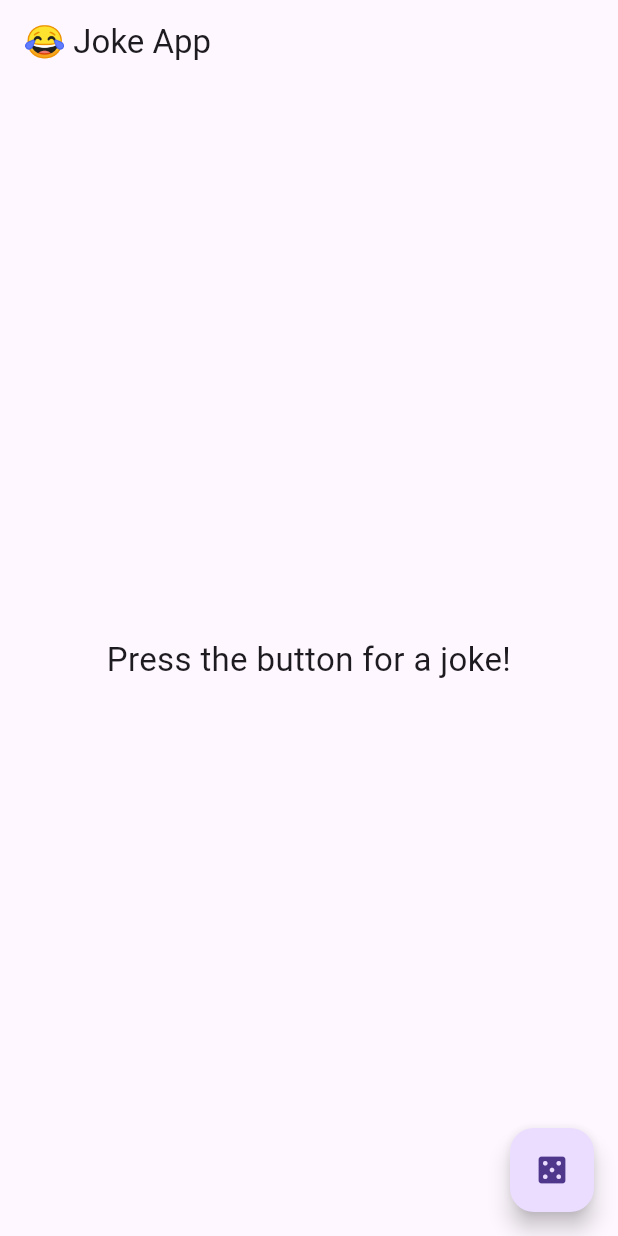
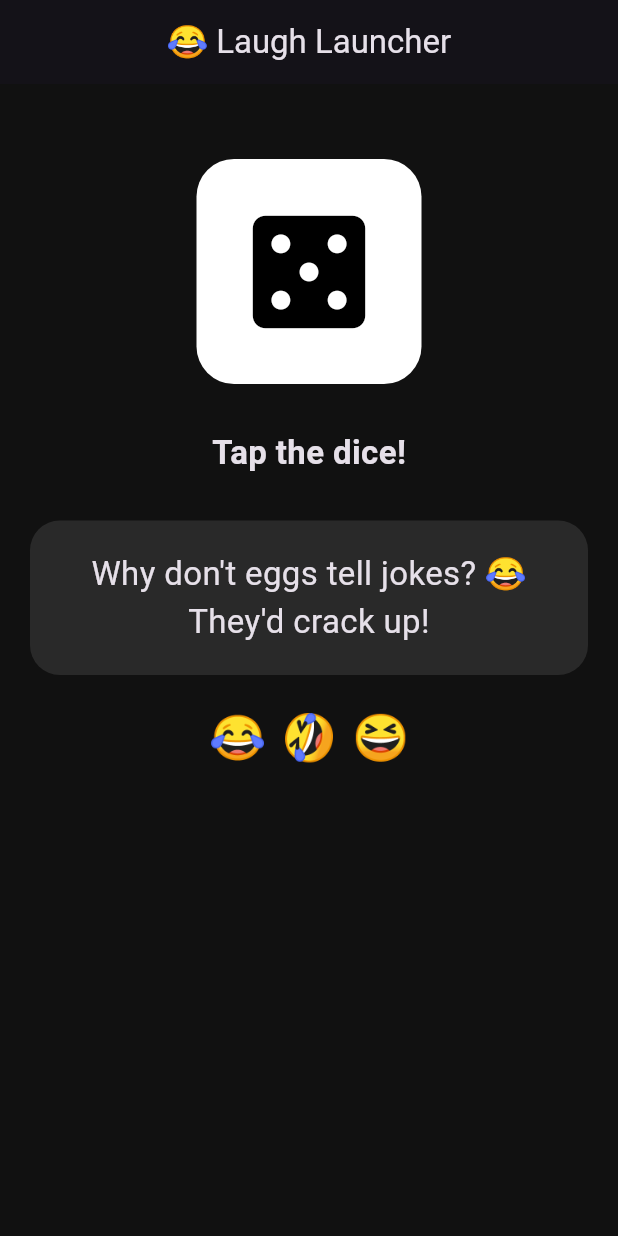
Before and after one commit to tamjid-ca/Summon-AI, a Flutter app: the screen it shows after launch, after a tap on the "casino" icon, on a phone screen of 412 x 824 dp. Run offline on Flutter 3.47's test engine with Material 3 defaults, Android fonts, the phone set to English and light mode, and no system bars; drawn by our look-alikes of flutter_animate; missing offline and left inert: summon_ai.

Commit message:
Pub-yaml-dart-widget

```diff
--- a/lib/main.dart
+++ b/lib/main.dart
@@ -1,18 +1,20 @@
-import 'dart:convert';
+import 'dart:math';
 import 'package:flutter/material.dart';
-import 'package:http/http.dart' as http;
+import 'package:flutter_animate/flutter_animate.dart';
 
 void main() {
-  runApp(const JokeApp());
+  runApp(const LaughLauncher());
 }
 
-class JokeApp extends StatelessWidget {
-  const JokeApp({super.key});
+class LaughLauncher extends StatelessWidget {
+  const LaughLauncher({super.key});
 
   @override
   Widget build(BuildContext context) {
-    return const MaterialApp(
-      home: JokeScreen(),
+    return MaterialApp(
+      debugShowCheckedModeBanner: false,
+      theme: ThemeData.dark(),
+      home: const JokeScreen(),
     );
   }
 }
@@ -25,41 +27,100 @@ class JokeScreen extends StatefulWidget {
 }
 
 class _JokeScreenState extends State<JokeScreen> {
-  String joke = "Press the button for a joke!";
+  final List<String> jokes = [
+    "Why don't eggs tell jokes? 😂 They'd crack up!",
+    "I used to hate facial hair. 😆 Then it grew on me!",
+    "What has keys but can't open locks? 🤔 A piano!",
+    "Why was the math book sad? 😂 Too many problems!",
+    "What do you call fake spaghetti? 🤣 An impasta!"
+  ];
 
-  Future<void> getJoke() async {
-    final response = await http.get(
-      Uri.parse(
-        "https://api.freeapi.app/api/v1/public/randomjokes/joke/random",
-      ),
-    );
+  String currentJoke = "Tap the dice to roll for laughs!";
+  double turns = 0;
 
-    final data = jsonDecode(response.body);
-
+  void rollDice() {
     setState(() {
-      joke = data["data"]["content"];
+      turns += 3;
+      currentJoke = jokes[Random().nextInt(jokes.length)];
     });
   }
 
   @override
   Widget build(BuildContext context) {
     return Scaffold(
+      backgroundColor: const Color(0xFF111111),
       appBar: AppBar(
-        title: const Text("😂 Joke App"),
+        centerTitle: true,
+        title: const Text("😂 Laugh Launcher"),
       ),
-      body: Center(
-        child: Padding(
+      body: Padding(
         padding: const EdgeInsets.all(20),
+        child: Column(
+          children: [
+            const SizedBox(height: 30),
+
+            AnimatedRotation(
+              turns: turns,
+              duration: const Duration(seconds: 1),
+              child: GestureDetector(
+                onTap: rollDice,
+                child: Container(
+                  padding: const EdgeInsets.all(25),
+                  decoration: BoxDecoration(
+                    color: Colors.white,
+                    borderRadius: BorderRadius.circular(25),
+                  ),
+                  child: const Icon(
+                    Icons.casino,
+                    size: 100,
+                    color: Colors.black,
+                  ),
+                ),
+              ),
+            ),
+
+            const SizedBox(height: 30),
+
+            const Text(
+              "Tap the dice!",
+              style: TextStyle(
+                fontSize: 22,
+                fontWeight: FontWeight.bold,
+              ),
+            ),
+
+            const SizedBox(height: 30),
+
+            Container(
+              padding: const EdgeInsets.all(20),
+              decoration: BoxDecoration(
+                color: Colors.white10,
+                borderRadius: BorderRadius.circular(20),
+              ),
               child: Text(
-            joke,
+                currentJoke,
                 textAlign: TextAlign.center,
                 style: const TextStyle(fontSize: 22),
               ),
+            )
+                .animate()
+                .fade(duration: 500.ms)
+                .scale(),
+
+            const SizedBox(height: 20),
+
+            Row(
+              mainAxisAlignment: MainAxisAlignment.center,
+              children: const [
+                Text("😂", style: TextStyle(fontSize: 30)),
+                SizedBox(width: 10),
+                Text("🤣", style: TextStyle(fontSize: 30)),
+                SizedBox(width: 10),
+                Text("😆", style: TextStyle(fontSize: 30)),
+              ],
             ),
+          ],
         ),
-      floatingActionButton: FloatingActionButton(
-        onPressed: getJoke,
-        child: const Icon(Icons.casino),
       ),
     );
   }
--- a/pubspec.yaml
+++ b/pubspec.yaml
@@ -1,4 +1,4 @@
-name: summon_ai
+name: joke_app
 description: "A new Flutter project."
 # The following line prevents the package from being accidentally published to
 # pub.dev using `flutter pub publish`. This is preferred for private packages.
@@ -31,6 +31,7 @@ dependencies:
   flutter:
     sdk: flutter
 
+  flutter_animate: ^4.5.0
   # The following adds the Cupertino Icons font to your application.
   # Use with the CupertinoIcons class for iOS style icons.
   cupertino_icons: ^1.0.8
```
Also changed, not shown: pubspec.lock, 1 other file. Lines whose indentation alone changed are shown as unchanged.
